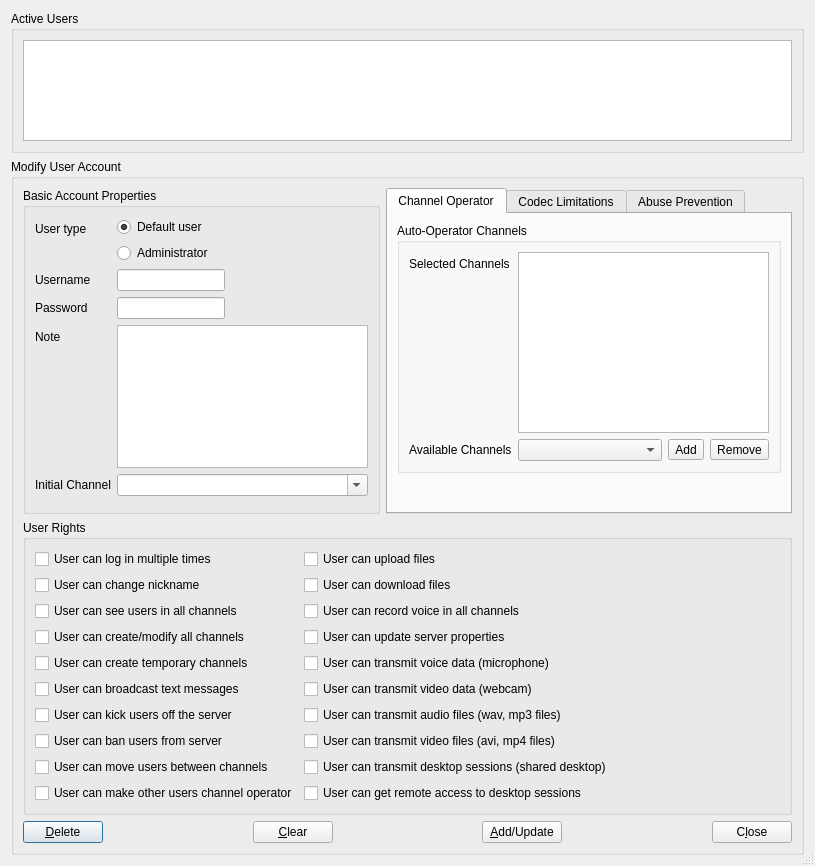
First picture: the form in Client/qtTeamTalk/useraccounts.ui, repository BearWare/TeamTalk5, before the edit.
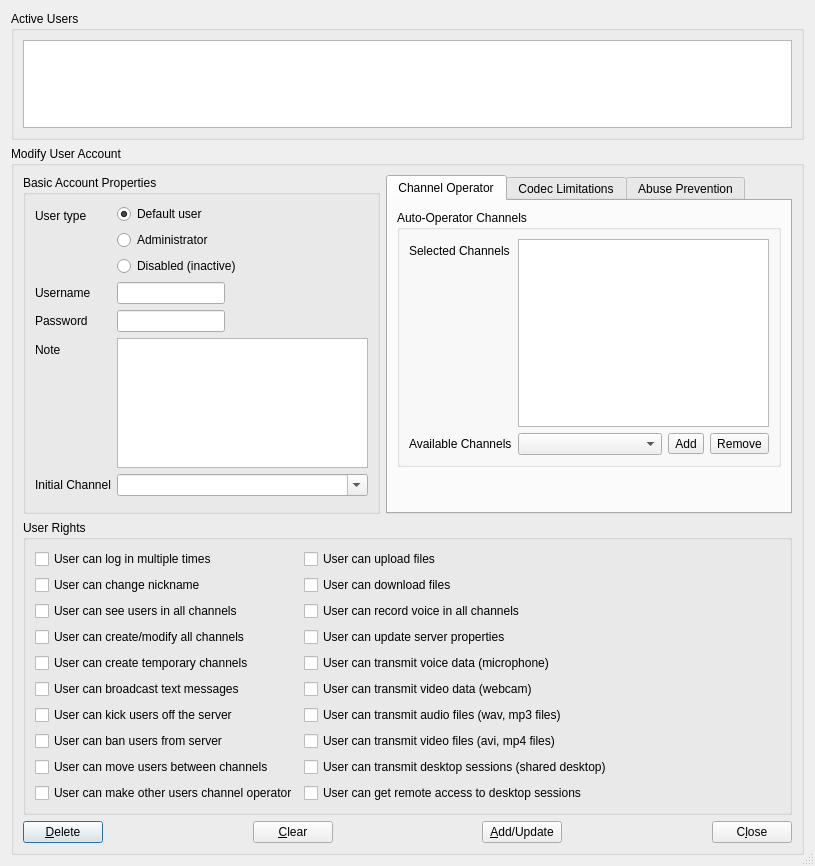
Second picture: the form after the edit.

Commit message: Disable user account (USERTYPE_NONE)

Patch:
```diff
--- a/Client/qtTeamTalk/useraccounts.ui
+++ b/Client/qtTeamTalk/useraccounts.ui
@@ -111,6 +111,13 @@
                </property>
               </widget>
              </item>
+             <item>
+              <widget class="QRadioButton" name="disableduserBtn">
+               <property name="text">
+                <string>Disabled (inactive)</string>
+               </property>
+              </widget>
+             </item>
             </layout>
            </item>
            <item row="1" column="0">
```
Left out of the diff: 1 changed line with no effect on the pictures. The commit also changes 1 other file.
